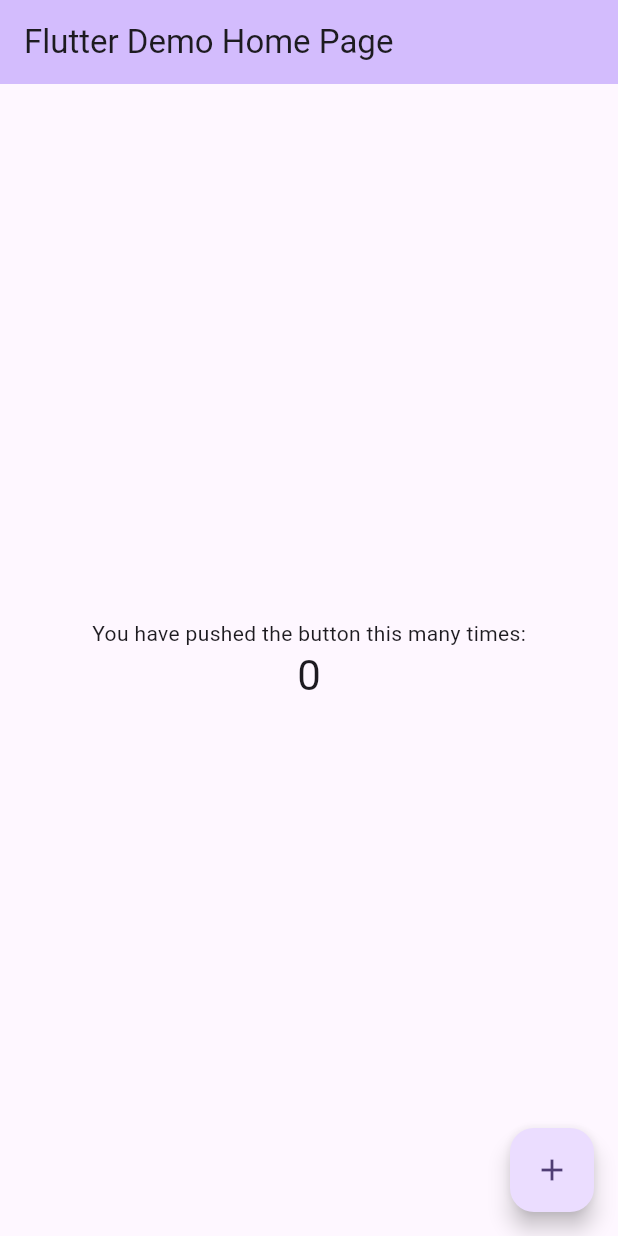
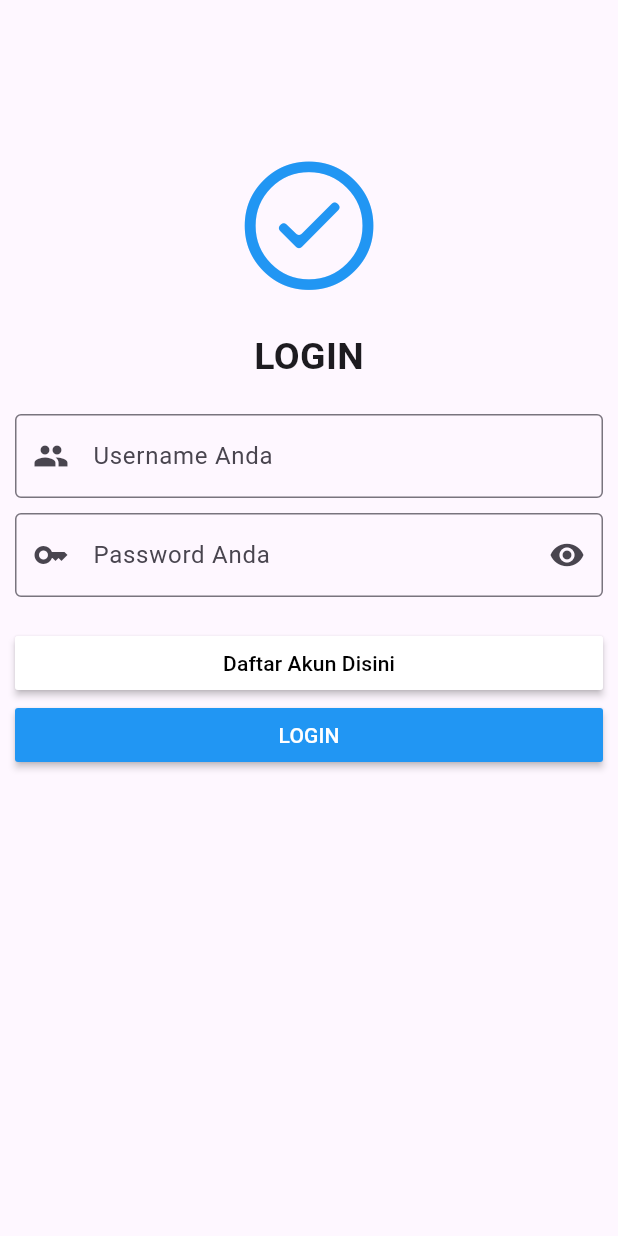
Before and after one commit to Necma13/Maintenance_Service, a Flutter app: the screen it shows after launch, on a phone screen of 412 x 824 dp. Run offline on Flutter 3.47's test engine with Material 3 defaults, Android fonts, the light colour scheme and no system bars.

Commit message:
create login, register, menu, and custom

```diff
--- /dev/null
+++ b/maintenance_service/lib/custom/custom_widget.dart
@@ -0,0 +1,119 @@
+import 'package:flutter/cupertino.dart';
+import 'package:flutter/material.dart';
+
+// Desain TextField
+Widget isianData(String label, IconData ikon, TextInputType tipe,) {
+  return Padding(
+    padding: const EdgeInsets.only(left: 10, right: 10, top: 10),
+    child: TextField(
+      keyboardType: tipe,
+      decoration: InputDecoration(
+          border: const OutlineInputBorder(),
+          hintText: label,
+          label: Text(label),
+          prefixIcon: Icon(ikon)),
+    ),
+  );
+}
+
+// Desain TextField Password
+Widget isianDataPsw(
+    String label, IconData ikon, bool isPsw, TextInputType tipe) {
+  return Padding(
+    padding: const EdgeInsets.only(left: 10, right: 10, top: 10),
+    child: TextField(
+      obscureText: isPsw,
+      keyboardType: tipe,
+      decoration: InputDecoration(
+          border: const OutlineInputBorder(),
+          hintText: label,
+          label: Text(label),
+          prefixIcon: Icon(ikon),
+          suffixIcon: const Icon(Icons.visibility)),
+    ),
+  );
+}
+
+// Desain Tombol
+Widget tombol(
+    BuildContext context, String label, bool warna, VoidCallback tap) {
+  return MaterialButton(
+    minWidth: MediaQuery.of(context).size.width - 20,
+    color: warna ? Colors.blue : Colors.white,
+    onPressed: tap,
+    child: Text(
+      label,
+      style: TextStyle(color: warna ? Colors.white : Colors.black),
+    ),
+  );
+}
+
+// Desain Logo
+Widget logo(IconData ikon, Color warna, double ukuran) {
+  return Icon(ikon, size: ukuran, color: warna);
+}
+
+// Desain Judul
+Widget judul(String label, double ukuran, FontWeight tebal) {
+  return Text(
+    label,
+    style: TextStyle(fontSize: ukuran, fontWeight: tebal),
+  );
+}
+
+// Desain APPBAR
+PreferredSizeWidget appBar1(String judul) {
+  return AppBar(
+    title: Text(judul),
+  );
+}
+
+// Desain Floating Action Button
+Widget fab(IconData ikon, Color warna, VoidCallback tap) {
+  return FloatingActionButton.large(
+    onPressed: tap,
+    backgroundColor: warna,
+    child: Icon(ikon),
+  );
+}
+
+// Pesan Dialog
+pesanDialog(BuildContext context, String judul, String pesan) {
+  return showDialog(
+      context: context,
+      builder: (context) => CupertinoAlertDialog(
+            title: Text(judul),
+            content: Text("\n$pesan"),
+            actions: [
+              CupertinoDialogAction(
+                child: const Text('Okeh'),
+                onPressed: () {
+                  Navigator.pop(context);
+                },
+              )
+            ],
+          ));
+}
+
+// Konfirmasi Dialog
+konfirmasiDialog(
+    BuildContext context, String judul, String pesan, VoidCallback hapus) {
+  return showDialog(
+      context: context,
+      builder: (context) => CupertinoAlertDialog(
+            title: Text(judul),
+            content: Text("\n$pesan"),
+            actions: [
+              CupertinoDialogAction(
+                onPressed: hapus,
+                child: const Text('Iya'),
+              ),
+              CupertinoDialogAction(
+                child: const Text('Tidak'),
+                onPressed: () {
+                  Navigator.pop(context);
+                },
+              ),
+            ],
+          ));
+}
--- a/maintenance_service/lib/main.dart
+++ b/maintenance_service/lib/main.dart
@@ -1,4 +1,5 @@
 import 'package:flutter/material.dart';
+import 'package:maintenance_service/screen/login_page.dart';
 
 void main() {
   runApp(const MyApp());
@@ -11,115 +12,12 @@
   @override
   Widget build(BuildContext context) {
     return MaterialApp(
-      title: 'Flutter Demo',
+      title: 'Maintanance Control',
+      debugShowCheckedModeBanner: false,
       theme: ThemeData(
-        // This is the theme of your application.
-        //
-        // TRY THIS: Try running your application with "flutter run". You'll see
-        // the application has a purple toolbar. Then, without quitting the app,
-        // try changing the seedColor in the colorScheme below to Colors.green
-        // and then invoke "hot reload" (save your changes or press the "hot
-        // reload" button in a Flutter-supported IDE, or press "r" if you used
-        // the command line to start the app).
-        //
-        // Notice that the counter didn't reset back to zero; the application
-        // state is not lost during the reload. To reset the state, use hot
-        // restart instead.
-        //
-        // This works for code too, not just values: Most code changes can be
-        // tested with just a hot reload.
-        colorScheme: ColorScheme.fromSeed(seedColor: Colors.deepPurple),
-        useMaterial3: true,
+        primarySwatch: Colors.blue,
       ),
-      home: const MyHomePage(title: 'Flutter Demo Home Page'),
+      home: const LoginPage(),
     );
   }
 }
-
-class MyHomePage extends StatefulWidget {
-  const MyHomePage({super.key, required this.title});
-
-  // This widget is the home page of your application. It is stateful, meaning
-  // that it has a State object (defined below) that contains fields that affect
-  // how it looks.
-
-  // This class is the configuration for the state. It holds the values (in this
-  // case the title) provided by the parent (in this case the App widget) and
-  // used by the build method of the State. Fields in a Widget subclass are
-  // always marked "final".
-
-  final String title;
-
-  @override
-  State<MyHomePage> createState() => _MyHomePageState();
-}
-
-class _MyHomePageState extends State<MyHomePage> {
-  int _counter = 0;
-
-  void _incrementCounter() {
-    setState(() {
-      // This call to setState tells the Flutter framework that something has
-      // changed in this State, which causes it to rerun the build method below
-      // so that the display can reflect the updated values. If we changed
-      // _counter without calling setState(), then the build method would not be
-      // called again, and so nothing would appear to happen.
-      _counter++;
-    });
-  }
-
-  @override
-  Widget build(BuildContext context) {
-    // This method is rerun every time setState is called, for instance as done
-    // by the _incrementCounter method above.
-    //
-    // The Flutter framework has been optimized to make rerunning build methods
-    // fast, so that you can just rebuild anything that needs updating rather
-    // than having to individually change instances of widgets.
-    return Scaffold(
-      appBar: AppBar(
-        // TRY THIS: Try changing the color here to a specific color (to
-        // Colors.amber, perhaps?) and trigger a hot reload to see the AppBar
-        // change color while the other colors stay the same.
-        backgroundColor: Theme.of(context).colorScheme.inversePrimary,
-        // Here we take the value from the MyHomePage object that was created by
-        // the App.build method, and use it to set our appbar title.
-        title: Text(widget.title),
-      ),
-      body: Center(
-        // Center is a layout widget. It takes a single child and positions it
-        // in the middle of the parent.
-        child: Column(
-          // Column is also a layout widget. It takes a list of children and
-          // arranges them vertically. By default, it sizes itself to fit its
-          // children horizontally, and tries to be as tall as its parent.
-          //
-          // Column has various properties to control how it sizes itself and
-          // how it positions its children. Here we use mainAxisAlignment to
-          // center the children vertically; the main axis here is the vertical
-          // axis because Columns are vertical (the cross axis would be
-          // horizontal).
-          //
-          // TRY THIS: Invoke "debug painting" (choose the "Toggle Debug Paint"
-          // action in the IDE, or press "p" in the console), to see the
-          // wireframe for each widget.
-          mainAxisAlignment: MainAxisAlignment.center,
-          children: <Widget>[
-            const Text(
-              'You have pushed the button this many times:',
-            ),
-            Text(
-              '$_counter',
-              style: Theme.of(context).textTheme.headlineMedium,
-            ),
-          ],
-        ),
-      ),
-      floatingActionButton: FloatingActionButton(
-        onPressed: _incrementCounter,
-        tooltip: 'Increment',
-        child: const Icon(Icons.add),
-      ), // This trailing comma makes auto-formatting nicer for build methods.
-    );
-  }
-}
--- /dev/null
+++ b/maintenance_service/lib/screen/login_page.dart
@@ -0,0 +1,58 @@
+import 'package:flutter/cupertino.dart';
+import 'package:flutter/material.dart';
+import 'package:maintenance_service/custom/custom_widget.dart';
+import 'package:maintenance_service/screen/menu_page.dart';
+import 'package:maintenance_service/screen/register_page.dart';
+
+class LoginPage extends StatefulWidget {
+  const LoginPage({super.key});
+
+  @override
+  State<LoginPage> createState() => _LoginPageState();
+}
+
+class _LoginPageState extends State<LoginPage> {
+  // Tampilan Halaman disini
+  @override
+  Widget build(BuildContext context) {
+    return Scaffold(
+      body: desainBodi(),
+    );
+  }
+
+  // desain Body
+  Widget desainBodi() {
+    return SingleChildScrollView(
+      child: Column(
+        children: [
+          const SizedBox(height: 100),
+          //1. Logo
+          Center(child: logo(CupertinoIcons.checkmark_alt_circle, Colors.blue, 100)),
+          const SizedBox(height: 20),
+          //2. Judul
+          judul('LOGIN', 25, FontWeight.w600),
+          //3. Isian Username
+          const SizedBox(height: 10),
+          isianData('Username Anda', Icons.people, TextInputType.text),
+          //4. Isian Password
+          isianDataPsw('Password Anda', Icons.key, true, TextInputType.text),
+          //5. Register Baru
+          const SizedBox(height: 20),
+          tombol(context, 'Daftar Akun Disini', false, () {
+            // Disini rumus Daftar/Register
+            Navigator.push(context,
+                MaterialPageRoute(builder: (context) => const RegisterPage()));
+          }),
+          //6. Tombol Login
+          tombol(context, 'LOGIN', true, () {
+            // disini rumus untuk Login
+            Navigator.pushReplacement(
+                context,
+                MaterialPageRoute(
+                    builder: (context) => const MenuAplikasiPage()));
+          }),
+        ],
+      ),
+    );
+  }
+}
```
Also changed, not shown: maintenance_service/lib/screen/menu_page.dart (added, +21 -0 lines), maintenance_service/lib/screen/register_page.dart (added, +59 -0 lines), maintenance_service/lib/network/network.dart (added).
